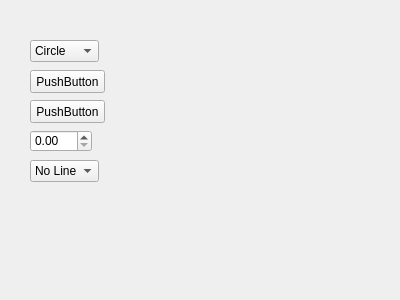
Before: the Qt Designer form Graphics/renderwidget.ui in mizquierdo97/Graphics, drawn with Qt 5.
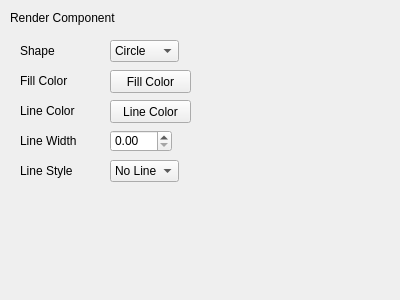
After: the same form once the commit is applied.

Patch:
```diff
--- a/Graphics/renderwidget.ui
+++ b/Graphics/renderwidget.ui
@@ -16,7 +16,7 @@
   <widget class="QComboBox" name="Shape">
    <property name="geometry">
     <rect>
-     <x>30</x>
+     <x>110</x>
      <y>40</y>
      <width>69</width>
      <height>22</height>
@@ -36,33 +36,33 @@
   <widget class="QPushButton" name="FillButton">
    <property name="geometry">
     <rect>
-     <x>30</x>
+     <x>110</x>
      <y>70</y>
-     <width>75</width>
+     <width>81</width>
      <height>23</height>
     </rect>
    </property>
    <property name="text">
-    <string>PushButton</string>
+    <string>Fill Color</string>
    </property>
   </widget>
   <widget class="QPushButton" name="StrokeButton">
    <property name="geometry">
     <rect>
-     <x>30</x>
+     <x>110</x>
      <y>100</y>
-     <width>75</width>
+     <width>81</width>
      <height>23</height>
     </rect>
    </property>
    <property name="text">
-    <string>PushButton</string>
+    <string>Line Color</string>
    </property>
   </widget>
   <widget class="QDoubleSpinBox" name="StrokeThickness">
    <property name="geometry">
     <rect>
-     <x>30</x>
+     <x>110</x>
      <y>130</y>
      <width>62</width>
      <height>22</height>
@@ -72,7 +72,7 @@
   <widget class="QComboBox" name="LineStyle">
    <property name="geometry">
     <rect>
-     <x>30</x>
+     <x>110</x>
      <y>160</y>
      <width>69</width>
      <height>22</height>
@@ -94,6 +94,84 @@
     </property>
    </item>
   </widget>
+  <widget class="QLabel" name="label">
+   <property name="geometry">
+    <rect>
+     <x>10</x>
+     <y>10</y>
+     <width>151</width>
+     <height>16</height>
+    </rect>
+   </property>
+   <property name="text">
+    <string>Render Component</string>
+   </property>
+  </widget>
+  <widget class="QLabel" name="label_2">
+   <property name="geometry">
+    <rect>
+     <x>20</x>
+     <y>40</y>
+     <width>71</width>
+     <height>21</height>
+    </rect>
+   </property>
+   <property name="text">
+    <string>Shape</string>
+   </property>
+  </widget>
+  <widget class="QLabel" name="label_3">
+   <property name="geometry">
+    <rect>
+     <x>20</x>
+     <y>70</y>
+     <width>71</width>
+     <height>21</height>
+    </rect>
+   </property>
+   <property name="text">
+    <string>Fill Color</string>
+   </property>
+  </widget>
+  <widget class="QLabel" name="label_4">
+   <property name="geometry">
+    <rect>
+     <x>20</x>
+     <y>100</y>
+     <width>71</width>
+     <height>21</height>
+    </rect>
+   </property>
+   <property name="text">
+    <string>Line Color</string>
+   </property>
+  </widget>
+  <widget class="QLabel" name="label_5">
+   <property name="geometry">
+    <rect>
+     <x>20</x>
+     <y>130</y>
+     <width>71</width>
+     <height>21</height>
+    </rect>
+   </property>
+   <property name="text">
+    <string>Line Width</string>
+   </property>
+  </widget>
+  <widget class="QLabel" name="label_6">
+   <property name="geometry">
+    <rect>
+     <x>20</x>
+     <y>160</y>
+     <width>71</width>
+     <height>21</height>
+    </rect>
+   </property>
+   <property name="text">
+    <string>Line Style</string>
+   </property>
+  </widget>
  </widget>
  <resources/>
  <connections/>
```
